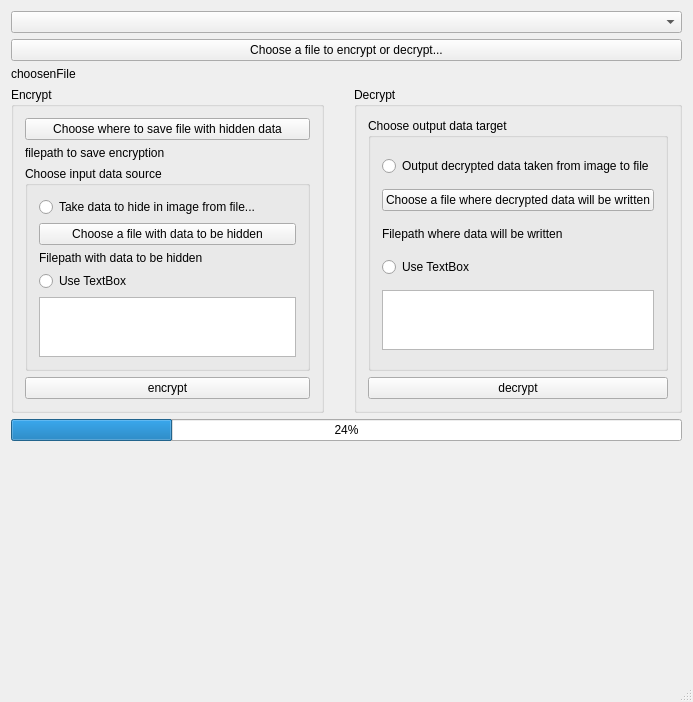
Old version of the form zpr_stegano.ui in the repository ManRosKK/ZPR_STEGANO.
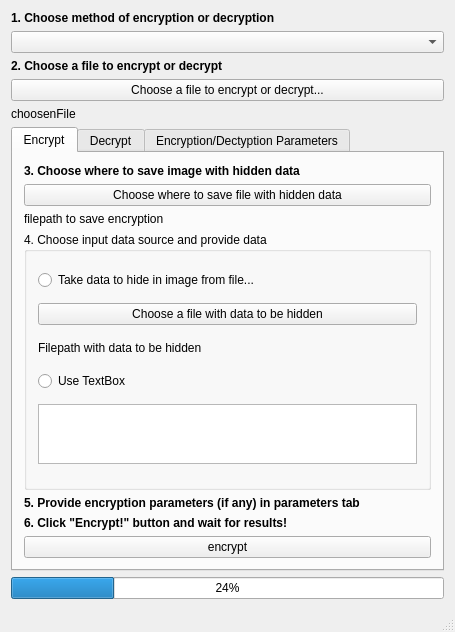
New version of the form. The open tabs and pages were chosen to show the change.

```diff
--- a/zpr_stegano.ui
+++ b/zpr_stegano.ui
@@ -6,8 +6,8 @@
    <rect>
     <x>0</x>
     <y>0</y>
-    <width>693</width>
-    <height>702</height>
+    <width>455</width>
+    <height>632</height>
    </rect>
   </property>
   <property name="windowTitle">
@@ -15,9 +15,23 @@
   </property>
   <widget class="QWidget" name="centralWidget">
    <layout class="QVBoxLayout" name="verticalLayout_2">
+    <item>
+     <widget class="QLabel" name="label">
+      <property name="text">
+       <string>&lt;b&gt;1. Choose method of encryption or decryption&lt;/b&gt;</string>
+      </property>
+     </widget>
+    </item>
     <item>
      <widget class="QComboBox" name="comboBox"/>
     </item>
+    <item>
+     <widget class="QLabel" name="label_2">
+      <property name="text">
+       <string>&lt;b&gt;2. Choose a file to encrypt or decrypt&lt;/b&gt;</string>
+      </property>
+     </widget>
+    </item>
     <item>
      <widget class="QPushButton" name="openFileButton">
       <property name="text">
@@ -39,19 +53,28 @@
      </widget>
     </item>
     <item>
-     <layout class="QHBoxLayout" name="horizontalLayout" stretch="0,0">
-      <property name="spacing">
-       <number>30</number>
+     <widget class="QTabWidget" name="tabWidget">
+      <property name="minimumSize">
+       <size>
+        <width>0</width>
+        <height>0</height>
+       </size>
       </property>
-      <property name="sizeConstraint">
-       <enum>QLayout::SetDefaultConstraint</enum>
+      <property name="currentIndex">
+       <number>1</number>
       </property>
-      <item>
-       <widget class="QGroupBox" name="">
-        <property name="title">
+      <widget class="QWidget" name="EncryptTab">
+       <attribute name="title">
          <string>Encrypt</string>
-        </property>
-        <layout class="QVBoxLayout" name="EncryptLayout">
+       </attribute>
+       <layout class="QVBoxLayout" name="verticalLayout_5">
+        <item>
+         <widget class="QLabel" name="label_3">
+          <property name="text">
+           <string>&lt;b&gt;3. Choose where to save image with hidden data&lt;/b&gt;</string>
+          </property>
+         </widget>
+        </item>
          <item>
           <widget class="QPushButton" name="saveFileEncryptButton">
            <property name="text">
@@ -75,7 +98,7 @@
          <item>
           <widget class="QGroupBox" name="groupBox">
            <property name="title">
-            <string>Choose input data source</string>
+           <string>4. Choose input data source and provide data</string>
            </property>
            <layout class="QVBoxLayout" name="verticalLayout">
             <item>
@@ -125,6 +148,20 @@
            </layout>
           </widget>
          </item>
+        <item>
+         <widget class="QLabel" name="label_4">
+          <property name="text">
+           <string>&lt;b&gt;5. Provide encryption parameters (if any) in parameters tab&lt;/b&gt;</string>
+          </property>
+         </widget>
+        </item>
+        <item>
+         <widget class="QLabel" name="label_5">
+          <property name="text">
+           <string>&lt;b&gt;6. Click &quot;Encrypt!&quot; button and wait for results!&lt;/b&gt;</string>
+          </property>
+         </widget>
+        </item>
          <item>
           <widget class="QPushButton" name="encryptButton">
            <property name="text">
@@ -134,17 +171,15 @@
          </item>
         </layout>
        </widget>
-      </item>
-      <item>
-       <widget class="QGroupBox" name="Decrypt">
-        <property name="title">
+      <widget class="QWidget" name="DecryptTab">
+       <attribute name="title">
          <string>Decrypt</string>
-        </property>
-        <layout class="QVBoxLayout" name="DecryptLayout">
+       </attribute>
+       <layout class="QVBoxLayout" name="verticalLayout_8">
          <item>
           <widget class="QGroupBox" name="groupBox_2">
            <property name="title">
-            <string>Choose output data target</string>
+           <string>3. Choose where to save data taken from image</string>
            </property>
            <layout class="QVBoxLayout" name="verticalLayout_3">
             <item>
@@ -194,6 +229,20 @@
            </layout>
           </widget>
          </item>
+        <item>
+         <widget class="QLabel" name="label_7">
+          <property name="text">
+           <string>&lt;b&gt;4. Provide decryption parameters (if any) in parameters tab&lt;/b&gt;</string>
+          </property>
+         </widget>
+        </item>
+        <item>
+         <widget class="QLabel" name="label_8">
+          <property name="text">
+           <string>&lt;b&gt;5. Click &quot;Decrypt!&quot; button and wait for results!&lt;/b&gt;</string>
+          </property>
+         </widget>
+        </item>
          <item>
           <widget class="QPushButton" name="decryptButton">
            <property name="text">
@@ -203,7 +252,33 @@
          </item>
         </layout>
        </widget>
-      </item>
+      <widget class="QWidget" name="WidgetTab">
+       <attribute name="title">
+        <string>Encryption/Dectyption Parameters</string>
+       </attribute>
+       <layout class="QVBoxLayout" name="verticalLayout_6">
+        <item>
+         <widget class="QLabel" name="label_6">
+          <property name="text">
+           <string>Parameters which can be changed are displayed below:</string>
+          </property>
+         </widget>
+        </item>
+        <item>
+         <layout class="QVBoxLayout" name="methodWidgetLayout"/>
+        </item>
+       </layout>
+      </widget>
+     </widget>
+    </item>
+    <item>
+     <layout class="QHBoxLayout" name="horizontalLayout" stretch="">
+      <property name="spacing">
+       <number>30</number>
+      </property>
+      <property name="sizeConstraint">
+       <enum>QLayout::SetDefaultConstraint</enum>
+      </property>
      </layout>
     </item>
     <item>
@@ -213,22 +288,6 @@
       </property>
      </widget>
     </item>
-    <item>
-     <spacer name="verticalSpacer">
-      <property name="orientation">
-       <enum>Qt::Vertical</enum>
-      </property>
-      <property name="sizeHint" stdset="0">
-       <size>
-        <width>20</width>
-        <height>40</height>
-       </size>
-      </property>
-     </spacer>
-    </item>
-    <item>
-     <layout class="QVBoxLayout" name="methodWidgetLayout"/>
-    </item>
    </layout>
   </widget>
   <widget class="QStatusBar" name="statusBar"/>
```
Lines whose indentation alone changed are shown as unchanged.
